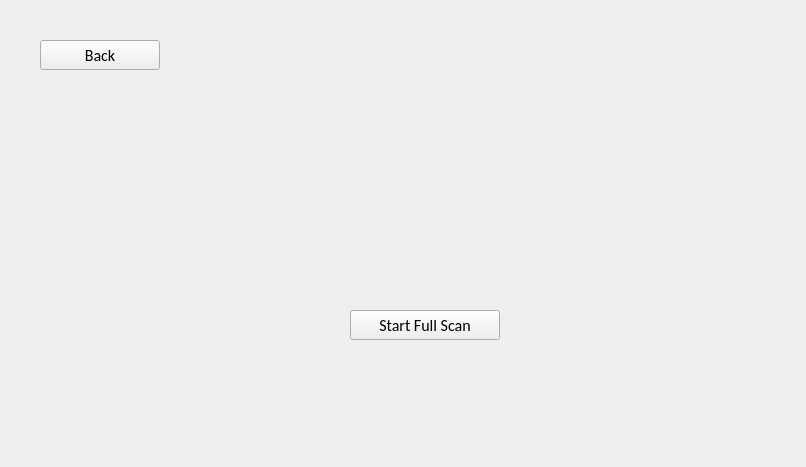
Before: the Qt Designer form widget.ui in Daisy-Aguilar/Custodio, drawn with Qt 5.
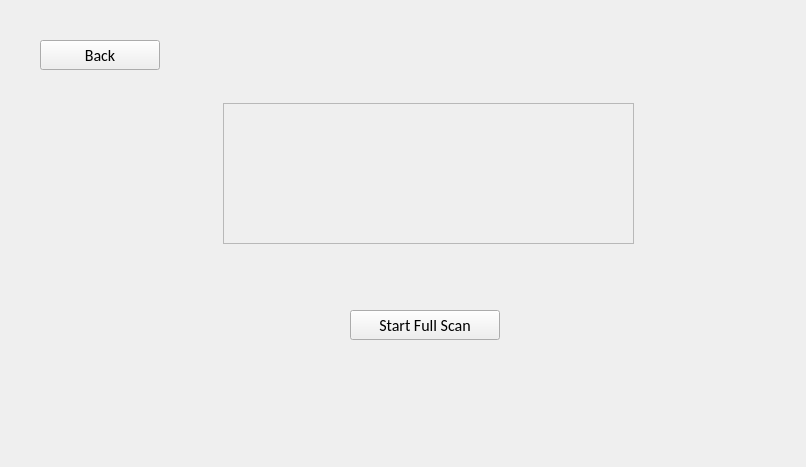
After: the same form once the commit is applied. The open tabs and pages were chosen to show the change.

```diff
--- a/widget.ui
+++ b/widget.ui
@@ -225,6 +225,16 @@
       <string>Back</string>
      </property>
     </widget>
+    <widget class="QPlainTextEdit" name="plainTextEdit">
+     <property name="geometry">
+      <rect>
+       <x>213</x>
+       <y>93</y>
+       <width>411</width>
+       <height>141</height>
+      </rect>
+     </property>
+    </widget>
    </widget>
    <widget class="QWidget" name="page_4">
     <widget class="QPushButton" name="startFolderScanButton">
```
